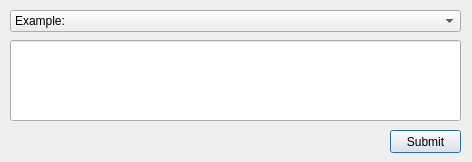
First picture: the form in mudao/ui/pannel/dbconfig.ui, repository musum/mudao, before the edit.
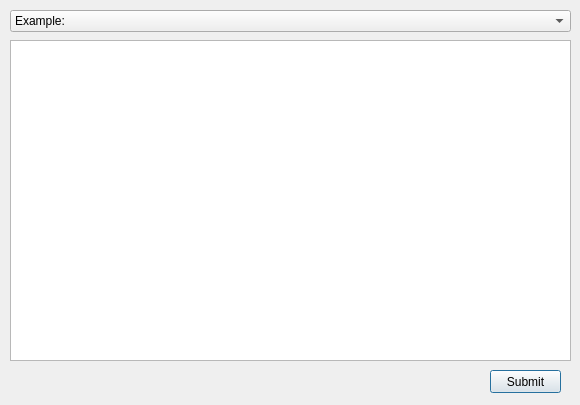
Second picture: the form after the edit.

```diff
--- a/mudao/ui/pannel/dbconfig.ui
+++ b/mudao/ui/pannel/dbconfig.ui
@@ -6,8 +6,8 @@
    <rect>
     <x>0</x>
     <y>0</y>
-    <width>472</width>
-    <height>162</height>
+    <width>580</width>
+    <height>405</height>
    </rect>
   </property>
   <property name="minimumSize">
@@ -18,8 +18,8 @@
   </property>
   <property name="maximumSize">
    <size>
-    <width>472</width>
-    <height>162</height>
+    <width>580</width>
+    <height>405</height>
    </size>
   </property>
   <property name="windowTitle">
@@ -30,7 +30,7 @@
     <rect>
      <x>10</x>
      <y>10</y>
-     <width>451</width>
+     <width>561</width>
      <height>22</height>
     </rect>
    </property>
@@ -40,21 +40,11 @@
     </property>
    </item>
   </widget>
-  <widget class="QLineEdit" name="edt_conf">
-   <property name="geometry">
-    <rect>
-     <x>10</x>
-     <y>40</y>
-     <width>451</width>
-     <height>81</height>
-    </rect>
-   </property>
-  </widget>
   <widget class="QPushButton" name="btn_submit">
    <property name="geometry">
     <rect>
-     <x>390</x>
-     <y>130</y>
+     <x>490</x>
+     <y>370</y>
      <width>71</width>
      <height>23</height>
     </rect>
@@ -63,6 +53,16 @@
     <string>Submit</string>
    </property>
   </widget>
+  <widget class="QPlainTextEdit" name="edt_conf">
+   <property name="geometry">
+    <rect>
+     <x>10</x>
+     <y>40</y>
+     <width>561</width>
+     <height>321</height>
+    </rect>
+   </property>
+  </widget>
  </widget>
  <resources/>
  <connections/>
```
